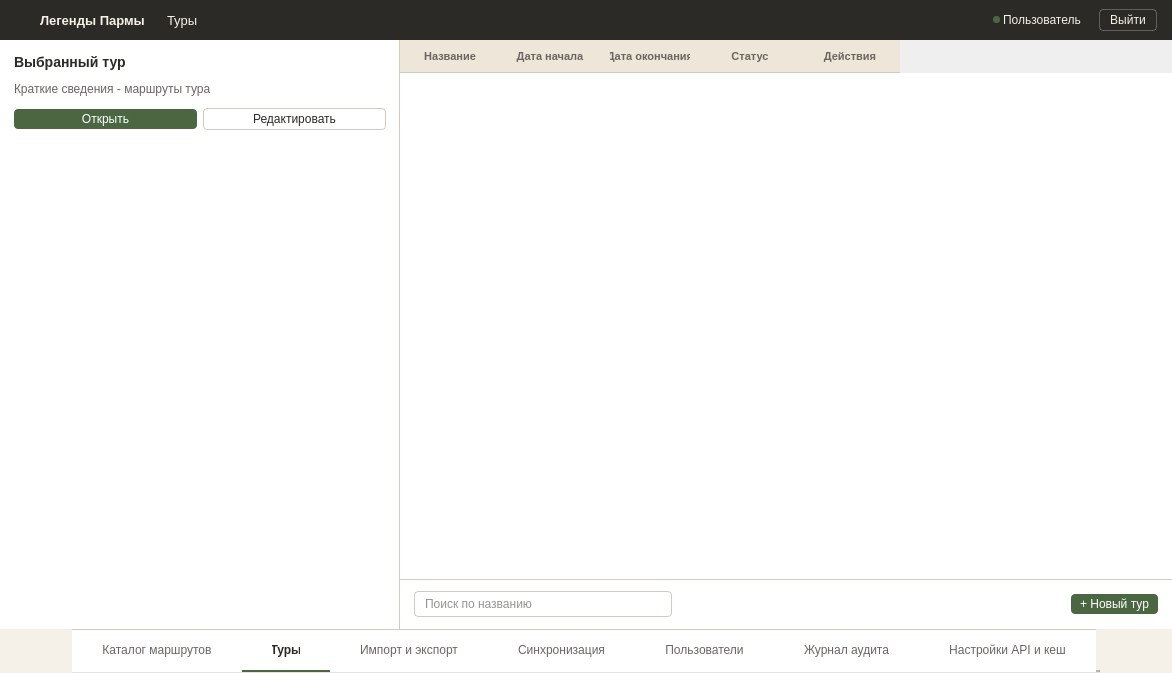
nikolas-po/legends_parma, file ui/tour_list_window.ui: the form before one commit.
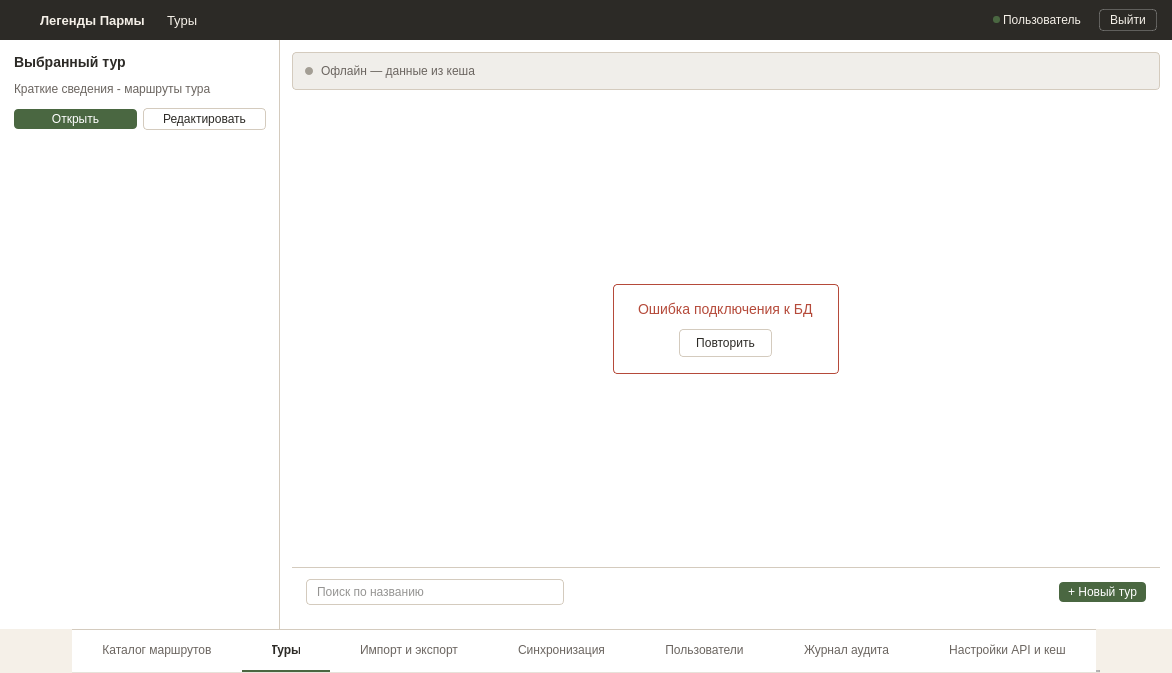
The form after the commit. The open tabs and pages were chosen to show the change. Icons and pictures are not drawn.

Commit message: для нескольких окно сделал состояния

Patch:
```diff
--- a/ui/tour_list_window.ui
+++ b/ui/tour_list_window.ui
@@ -14,154 +14,67 @@
    <string>ToursMasterDetail</string>
   </property>
   <property name="styleSheet">
-   <string notr="true">#centralwidget {
-    background-color: #F5F0E8;
-}
+   <string notr="true">#centralwidget { background-color: #F5F0E8; }
+#headerFrame { background-color: #2C2A26; border: none; }
+#headerFrame QLabel { color: #F5F0E8; }
+#logout_btn { background-color: transparent; color: #F5F0E8; border: 1px solid rgba(255, 255, 255, 0.25); padding: 3px 10px; font-size: 12px; border-radius: 4px; }
+#logout_btn:hover { background-color: rgba(255, 255, 255, 0.08); border: 1px solid rgba(255, 255, 255, 0.4); }
+#logout_btn:pressed { background-color: rgba(255, 255, 255, 0.12); border: 1px solid rgba(255, 255, 255, 0.5); }
 
-#headerFrame { 
-    background-color: #2C2A26; 
-    border: none; 
-}
-#headerFrame QLabel { 
-    color: #F5F0E8; 
-}
-#logout_btn {
-    background-color: transparent;
-    color: #F5F0E8;
-    border: 1px solid rgba(255, 255, 255, 0.25);
-    padding: 3px 10px;
-    font-size: 12px;
-    border-radius: 4px;
-}
-#logout_btn:hover {
-    background-color: rgba(255, 255, 255, 0.08);
-    border: 1px solid rgba(255, 255, 255, 0.4);
-}
-#logout_btn:pressed {
-    background-color: rgba(255, 255, 255, 0.12);
-    border: 1px solid rgba(255, 255, 255, 0.5);
-}
+#leftPanel { background-color: #FFFFFF; border-right: 1px solid #D4CBBE; }
+#lbl_selected_title { font-size: 14px; font-weight: 600; color: #2C2A26; }
+#lbl_selected_desc { font-size: 12px; color: #6B6560; }
 
-#leftPanel {
-    background-color: #FFFFFF;
-    border-right: 1px solid #D4CBBE;
-}
-#lbl_selected_title {
-    font-size: 14px;
-    font-weight: 600;
-    color: #2C2A26;
-}
-#lbl_selected_desc {
-    font-size: 12px;
-    color: #6B6560;
-}
-
-#btn_open_left {
-    background-color: #4A6741;
-    color: #FFFFFF;
-    border: none;
-    padding: 3px 9px;
-    font-size: 12px;
-    border-radius: 4px;
-}
+#btn_open_left { background-color: #4A6741; color: #FFFFFF; border: none; padding: 3px 9px; font-size: 12px; border-radius: 4px; }
 #btn_open_left:hover { background-color: #3D5636; }
 #btn_open_left:pressed { background-color: #334A2E; }
+#btn_open_left:disabled { background-color: #A8B5A0; }
+#btn_open_left:focus { border: 1px dashed #4A6741; }
 
-#btn_edit_left {
-    background-color: #FFFFFF;
-    color: #2C2A26;
-    border: 1px solid #D4CBBE;
-    padding: 3px 9px;
-    font-size: 12px;
-    border-radius: 4px;
-}
+#btn_edit_left { background-color: #FFFFFF; color: #2C2A26; border: 1px solid #D4CBBE; padding: 3px 9px; font-size: 12px; border-radius: 4px; }
 #btn_edit_left:hover { background-color: #F5F0E8; border: 1px solid #4A6741; }
+#btn_edit_left:disabled { background-color: #FFFFFF; color: #A39E94; border: 1px solid #E5DFD4; }
+#btn_edit_left:focus { border: 1px dashed #4A6741; }
 
-#rightPanel {
-    background-color: #FFFFFF;
-}
+#rightPanel { background-color: #FFFFFF; }
 
-QTableWidget {
-    background-color: #FFFFFF;
-    alternate-background-color: #FAF8F3;
-    border: none;
-    outline: none;
-}
-QHeaderView::section {
-    background-color: #EDE6D9;
-    color: #6B6560;
-    font-size: 11px;
-    font-weight: 600;
-    border: none;
-    border-bottom: 1px solid #D4CBBE;
-    padding: 7px 10px;
-    text-align: left;
-}
-QTableWidget::item {
-    border-bottom: 1px solid #D4CBBE;
-    padding: 7px 10px;
-    color: #2C2A26;
-    font-size: 12px;
-}
-QTableWidget::item:hover {
-    background-color: #EDE6D9;
-}
-QTableWidget::item:selected {
-    background-color: #E8EDE4;
-    color: #2C2A26;
-}
+#tableWidget { background-color: #FFFFFF; alternate-background-color: #FAF8F3; border: none; outline: none; }
+QHeaderView::section { background-color: #EDE6D9; color: #6B6560; font-size: 11px; font-weight: 600; border: none; border-bottom: 1px solid #D4CBBE; padding: 7px 10px; text-align: left; }
+QTableWidget::item { border-bottom: 1px solid #D4CBBE; padding: 7px 10px; color: #2C2A26; font-size: 12px; }
+QTableWidget::item:hover { background-color: #EDE6D9; }
+QTableWidget::item:selected { background-color: #E8EDE4; color: #2C2A26; }
 
-QTableWidget QPushButton {
-    background-color: #FFFFFF;
-    color: #2C2A26;
-    border: 1px solid #D4CBBE;
-    border-radius: 4px;
-    padding: 3px 9px;
-    font-size: 12px;
-}
-QTableWidget QPushButton:hover {
-    background-color: #F5F0E8;
-    border: 1px solid #4A6741;
-}
+QTableWidget QPushButton { background-color: #FFFFFF; color: #2C2A26; border: 1px solid #D4CBBE; border-radius: 4px; padding: 3px 9px; font-size: 12px; }
+QTableWidget QPushButton:hover { background-color: #F5F0E8; border: 1px solid #4A6741; }
 
-#searchInput {
-    padding: 4px 8px;
-    font-size: 12px;
-    border-radius: 4px;
-    border: 1px solid #D4CBBE;
-    background-color: #FFFFFF;
-    color: #2C2A26;
-    min-width: 160px;
-    max-width: 240px;
-}
+#searchInput { padding: 4px 8px; font-size: 12px; border-radius: 4px; border: 1px solid #D4CBBE; background-color: #FFFFFF; color: #2C2A26; min-width: 160px; max-width: 240px; }
 #searchInput:hover { border: 1px solid #B8AE9E; }
 #searchInput:focus { border: 1px solid #4A6741; }
+#searchInput[error="true"] { border: 1px solid #B54A3A; }
+#searchInput:disabled { border: 1px dashed #D4CBBE; color: #A39E94; background-color: #F5F0E8; }
 
-#btn_new_tour {
-    background-color: #4A6741;
-    color: #FFFFFF;
-    border: none;
-    padding: 3px 9px;
-    font-size: 12px;
-    border-radius: 4px;
-}
+#btn_new_tour { background-color: #4A6741; color: #FFFFFF; border: none; padding: 3px 9px; font-size: 12px; border-radius: 4px; }
 #btn_new_tour:hover { background-color: #3D5636; }
 #btn_new_tour:pressed { background-color: #334A2E; }
+#btn_new_tour:disabled { background-color: #A8B5A0; }
+#btn_new_tour:focus { border: 1px dashed #4A6741; }
+
+#offlineBanner { background-color: #F0EEEA; border: 1px solid #D4CBBE; border-radius: 4px; }
+#offlineBanner QLabel { font-size: 12px; color: #6B6560; }
+#offlineDot { background-color: #A39E94; border-radius: 4px; min-width: 8px; max-width: 8px; min-height: 8px; max-height: 8px; }
+
+#lblLoadingTitle { font-size: 14px; color: #6B6560; }
+#lblLoadingSub { font-size: 12px; color: #A39E94; }
+#lblEmptyTitle { font-size: 14px; color: #6B6560; }
+#lblEmptySub { font-size: 12px; color: #A39E94; }
+#errorFrame { background-color: #FFFFFF; border: 1px solid #B54A3A; border-radius: 4px; }
+#errorFrame QLabel { font-size: 14px; color: #B54A3A; }
+#btnRetry { background-color: #FFFFFF; color: #2C2A26; border: 1px solid #D4CBBE; border-radius: 4px; padding: 6px 16px; font-size: 12px; }
+#btnRetry:hover { border: 1px solid #4A6741; background-color: #F5F0E8; }
 
 QTabWidget::panel { border: none; background-color: #FFFFFF; }
 QTabBar { background-color: #FFFFFF; border: none; }
-QTabBar::tab { 
-    height: 40px; 
-    background-color: #FFFFFF; 
-    color: #6B6560; 
-    font-size: 12px; 
-    font-weight: normal; 
-    padding: 0px 30px; 
-    border: none; 
-    border-bottom: 2px solid transparent; 
-    border-top: 1px solid #D4CBBE;
-    text-align: center; 
-}
+QTabBar::tab { height: 40px; background-color: #FFFFFF; color: #6B6560; font-size: 12px; font-weight: normal; padding: 0px 30px; border: none; border-bottom: 2px solid transparent; border-top: 1px solid #D4CBBE; text-align: center; }
 QTabBar::tab:hover { color: #2C2A26; }
 QTabBar::tab:selected { color: #2C2A26; font-weight: 600; border-bottom: 2px solid #4A6741; }</string>
   </property>
@@ -341,18 +254,8 @@
       </property>
       <item>
        <widget class="QFrame" name="leftPanel">
-        <property name="minimumSize">
-         <size>
-          <width>400</width>
-          <height>0</height>
-         </size>
-        </property>
-        <property name="maximumSize">
-         <size>
-          <width>280</width>
-          <height>16777215</height>
-         </size>
-        </property>
+        <property name="minimumSize"><size><width>280</width><height>0</height></size></property>
+        <property name="maximumSize"><size><width>280</width><height>16777215</height></size></property>
         <layout class="QVBoxLayout" name="leftLayout">
          <property name="spacing">
           <number>12</number>
@@ -435,68 +338,177 @@
          </sizepolicy>
         </property>
         <layout class="QVBoxLayout" name="rightLayout">
-         <property name="spacing">
-          <number>0</number>
-         </property>
-         <property name="leftMargin">
-          <number>0</number>
-         </property>
-         <property name="topMargin">
-          <number>0</number>
-         </property>
-         <property name="rightMargin">
-          <number>0</number>
-         </property>
-         <property name="bottomMargin">
-          <number>0</number>
-         </property>
+         <property name="spacing"><number>0</number></property>
+         <property name="leftMargin"><number>12</number></property>
+         <property name="topMargin"><number>12</number></property>
+         <property name="rightMargin"><number>12</number></property>
+         <property name="bottomMargin"><number>12</number></property>
+         
          <item>
-          <widget class="QTableWidget" name="tableWidget">
-           <property name="frameShape">
-            <enum>QFrame::Shape::NoFrame</enum>
-           </property>
-           <property name="alternatingRowColors">
-            <bool>true</bool>
-           </property>
-           <property name="selectionMode">
-            <enum>QAbstractItemView::SelectionMode::SingleSelection</enum>
-           </property>
-           <property name="selectionBehavior">
-            <enum>QAbstractItemView::SelectionBehavior::SelectRows</enum>
-           </property>
-           <property name="showGrid">
-            <bool>false</bool>
-           </property>
-           <attribute name="horizontalHeaderStretchLastSection">
-            <bool>false</bool>
-           </attribute>
-           <column>
-            <property name="text">
-             <string>Название</string>
-            </property>
-           </column>
-           <column>
-            <property name="text">
-             <string>Дата начала</string>
-            </property>
-           </column>
-           <column>
-            <property name="text">
-             <string>Дата окончания</string>
-            </property>
-           </column>
-           <column>
-            <property name="text">
-             <string>Статус</string>
-            </property>
-           </column>
-           <column>
-            <property name="text">
-             <string>Действия</string>
-            </property>
-           </column>
+          <widget class="QFrame" name="offlineBanner">
+           <property name="visible"><bool>false</bool></property>
+           <layout class="QHBoxLayout" name="offlineLayout">
+            <property name="spacing"><number>8</number></property>
+            <property name="leftMargin"><number>12</number></property>
+            <property name="topMargin"><number>8</number></property>
+            <property name="rightMargin"><number>12</number></property>
+            <property name="bottomMargin"><number>8</number></property>
+            <item>
+             <widget class="QLabel" name="offlineDot">
+              <property name="text"><string/></property>
+             </widget>
+            </item>
+            <item>
+             <widget class="QLabel" name="lbl_offline">
+              <property name="text"><string>Офлайн — данные из кеша</string></property>
+             </widget>
+            </item>
+            <item>
+             <spacer name="offlineSpacer">
+              <property name="orientation"><enum>Qt::Orientation::Horizontal</enum></property>
+              <property name="sizeHint" stdset="0"><size><width>40</width><height>20</height></size></property>
+             </spacer>
+            </item>
+           </layout>
           </widget>
          </item>
+         
+         <item>
+          <widget class="QStackedWidget" name="stateStack">
+           <property name="currentIndex"><number>0</number></property>
+           
+           <widget class="QWidget" name="pageNormal">
+            <layout class="QVBoxLayout" name="normalLayout">
+             <property name="leftMargin"><number>0</number></property>
+             <property name="topMargin"><number>0</number></property>
+             <property name="rightMargin"><number>0</number></property>
+             <property name="bottomMargin"><number>0</number></property>
+             <item>
+              <widget class="QTableWidget" name="tableWidget">
+               <property name="frameShape"><enum>QFrame::Shape::NoFrame</enum></property>
+               <property name="alternatingRowColors"><bool>true</bool></property>
+               <property name="selectionMode"><enum>QAbstractItemView::SelectionMode::SingleSelection</enum></property>
+               <property name="selectionBehavior"><enum>QAbstractItemView::SelectionBehavior::SelectRows</enum></property>
+               <property name="showGrid"><bool>false</bool></property>
+               <attribute name="horizontalHeaderStretchLastSection"><bool>false</bool></attribute>
+               <column><property name="text"><string>Название</string></property></column>
+               <column><property name="text"><string>Дата начала</string></property></column>
+               <column><property name="text"><string>Дата окончания</string></property></column>
+               <column><property name="text"><string>Статус</string></property></column>
+               <column><property name="text"><string>Действия</string></property></column>
+              </widget>
+             </item>
+            </layout>
+           </widget>
+           
+           <widget class="QWidget" name="pageLoading">
+            <layout class="QVBoxLayout" name="loadingLayout">
+             <property name="leftMargin"><number>0</number></property>
+             <property name="topMargin"><number>0</number></property>
+             <property name="rightMargin"><number>0</number></property>
+             <property name="bottomMargin"><number>0</number></property>
+             <item>
+              <spacer name="loadingSpacerTop">
+               <property name="orientation"><enum>Qt::Orientation::Vertical</enum></property>
+               <property name="sizeHint" stdset="0"><size><width>20</width><height>40</height></size></property>
+              </spacer>
+             </item>
+             <item alignment="Qt::AlignHCenter">
+              <widget class="QLabel" name="lblLoadingTitle">
+               <property name="text"><string>Загрузка...</string></property>
+              </widget>
+             </item>
+             <item alignment="Qt::AlignHCenter">
+              <widget class="QLabel" name="lblLoadingSub">
+               <property name="text"><string>Индикатор прогресса</string></property>
+              </widget>
+             </item>
+             <item>
+              <spacer name="loadingSpacerBottom">
+               <property name="orientation"><enum>Qt::Orientation::Vertical</enum></property>
+               <property name="sizeHint" stdset="0"><size><width>20</width><height>40</height></size></property>
+              </spacer>
+             </item>
+            </layout>
+           </widget>
+           
+           <widget class="QWidget" name="pageEmpty">
+            <layout class="QVBoxLayout" name="emptyLayout">
+             <property name="leftMargin"><number>0</number></property>
+             <property name="topMargin"><number>0</number></property>
+             <property name="rightMargin"><number>0</number></property>
+             <property name="bottomMargin"><number>0</number></property>
+             <item>
+              <spacer name="emptySpacerTop">
+               <property name="orientation"><enum>Qt::Orientation::Vertical</enum></property>
+               <property name="sizeHint" stdset="0"><size><width>20</width><height>40</height></size></property>
+              </spacer>
+             </item>
+             <item alignment="Qt::AlignHCenter">
+              <widget class="QLabel" name="lblEmptyTitle">
+               <property name="text"><string>Ничего не найдено</string></property>
+              </widget>
+             </item>
+             <item alignment="Qt::AlignHCenter">
+              <widget class="QLabel" name="lblEmptySub">
+               <property name="text"><string>Измените фильтры</string></property>
+              </widget>
+             </item>
+             <item>
+              <spacer name="emptySpacerBottom">
+               <property name="orientation"><enum>Qt::Orientation::Vertical</enum></property>
+               <property name="sizeHint" stdset="0"><size><width>20</width><height>40</height></size></property>
+              </spacer>
+             </item>
+            </layout>
+           </widget>
+           
+           <widget class="QWidget" name="pageError">
+            <layout class="QVBoxLayout" name="errorLayout">
+             <property name="leftMargin"><number>0</number></property>
+             <property name="topMargin"><number>0</number></property>
+             <property name="rightMargin"><number>0</number></property>
+             <property name="bottomMargin"><number>0</number></property>
+             <item>
+              <spacer name="errorSpacerTop">
+               <property name="orientation"><enum>Qt::Orientation::Vertical</enum></property>
+               <property name="sizeHint" stdset="0"><size><width>20</width><height>40</height></size></property>
+              </spacer>
+             </item>
+             <item alignment="Qt::AlignHCenter">
+              <widget class="QFrame" name="errorFrame">
+               <layout class="QVBoxLayout" name="errorFrameLayout">
+                <property name="spacing"><number>12</number></property>
+                <property name="leftMargin"><number>24</number></property>
+                <property name="topMargin"><number>16</number></property>
+                <property name="rightMargin"><number>24</number></property>
+                <property name="bottomMargin"><number>16</number></property>
+                <item alignment="Qt::AlignHCenter">
+                 <widget class="QLabel" name="lblErrorMessage">
+                  <property name="text"><string>Ошибка подключения к БД</string></property>
+                 </widget>
+                </item>
+                <item alignment="Qt::AlignHCenter">
+                 <widget class="QPushButton" name="btnRetry">
+                  <property name="cursor"><cursorShape>PointingHandCursor</cursorShape></property>
+                  <property name="text"><string>Повторить</string></property>
+                 </widget>
+                </item>
+               </layout>
+              </widget>
+             </item>
+             <item>
+              <spacer name="errorSpacerBottom">
+               <property name="orientation"><enum>Qt::Orientation::Vertical</enum></property>
+               <property name="sizeHint" stdset="0"><size><width>20</width><height>40</height></size></property>
+              </spacer>
+             </item>
+            </layout>
+           </widget>
+           
+          </widget>
+         </item>
+         
          <item>
           <widget class="QFrame" name="filterBarFrame">
            <property name="minimumSize">
```
Left out of the diff: 378 changed lines with no effect on the pictures. The commit also changes 7 other files.
